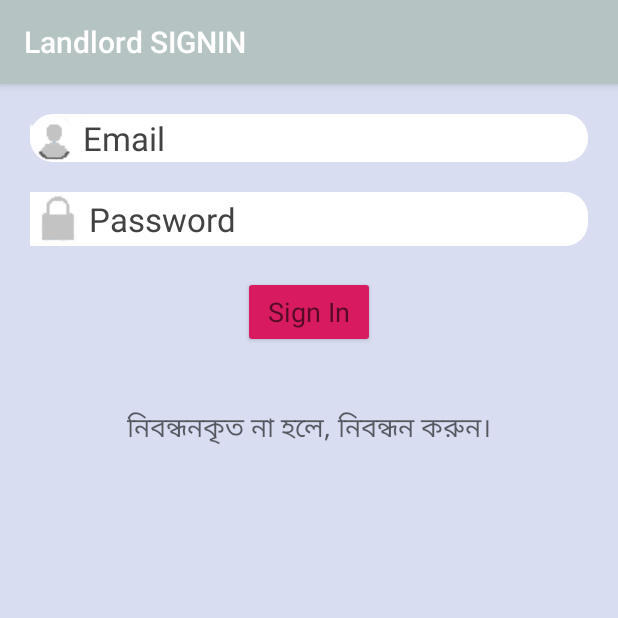
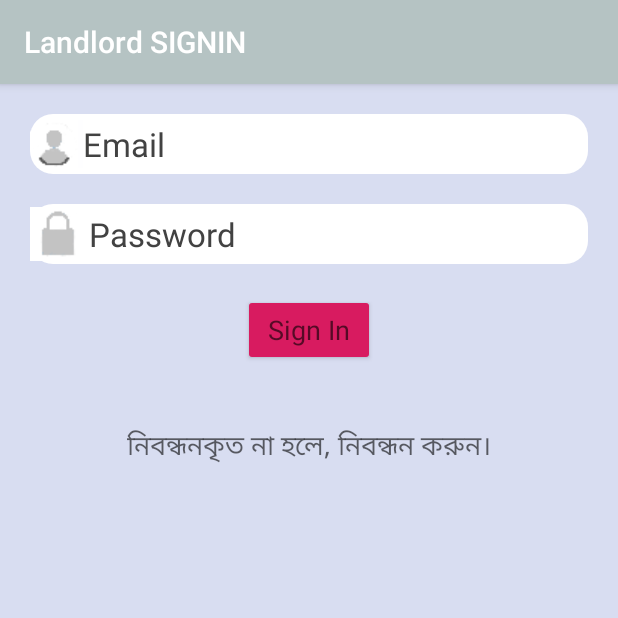
Before and after one commit to AbdullahAlMehediHira/Rento, an Android app: the SignInLandlord screen opened directly, with no data from a screen before it, on a phone screen of 412 x 824 dp, the top half of it. Run offline under Robolectric (Android 15) with nearby library versions, the phone set to English and light mode, and no system bars; our stand-ins replace Firebase (no records; nobody signed in at launch, a user with empty details on screens opened directly).

Commit message:
some changes

```diff
--- a/app/src/main/res/layout/activity_sign_in_landlord.xml
+++ b/app/src/main/res/layout/activity_sign_in_landlord.xml
@@ -12,7 +12,7 @@
     <EditText
         android:id="@+id/SignInLandlordTextId"
         android:layout_width="match_parent"
-        android:layout_height="wrap_content"
+        android:layout_height="40dp"
         android:layout_gravity="center"
         android:drawableLeft="@drawable/username"
         android:background="@drawable/edit_round"
@@ -25,7 +25,7 @@
     <EditText
         android:id="@+id/SignInLandlordPasswordId"
         android:layout_width="match_parent"
-        android:layout_height="wrap_content"
+        android:layout_height="40dp"
         android:background="@drawable/edit_round"
         android:layout_gravity="center"
         android:layout_marginTop="20dp"
--- a/app/src/main/res/layout/activity_sign_in_tenant.xml
+++ b/app/src/main/res/layout/activity_sign_in_tenant.xml
@@ -11,7 +11,7 @@
 
     <EditText
         android:layout_width="match_parent"
-        android:layout_height="wrap_content"
+        android:layout_height="40dp"
         android:id="@+id/SignInTenantTextId"
         android:layout_gravity="center"
         android:drawableLeft="@drawable/username"
@@ -28,7 +28,7 @@
         android:layout_width="match_parent"
         android:background="@drawable/edit_round"
         android:drawableLeft="@drawable/password"
-        android:layout_height="wrap_content"
+        android:layout_height="40dp"
         android:layout_gravity="center"
         android:hint="Password"
         android:inputType="textPassword"
```
